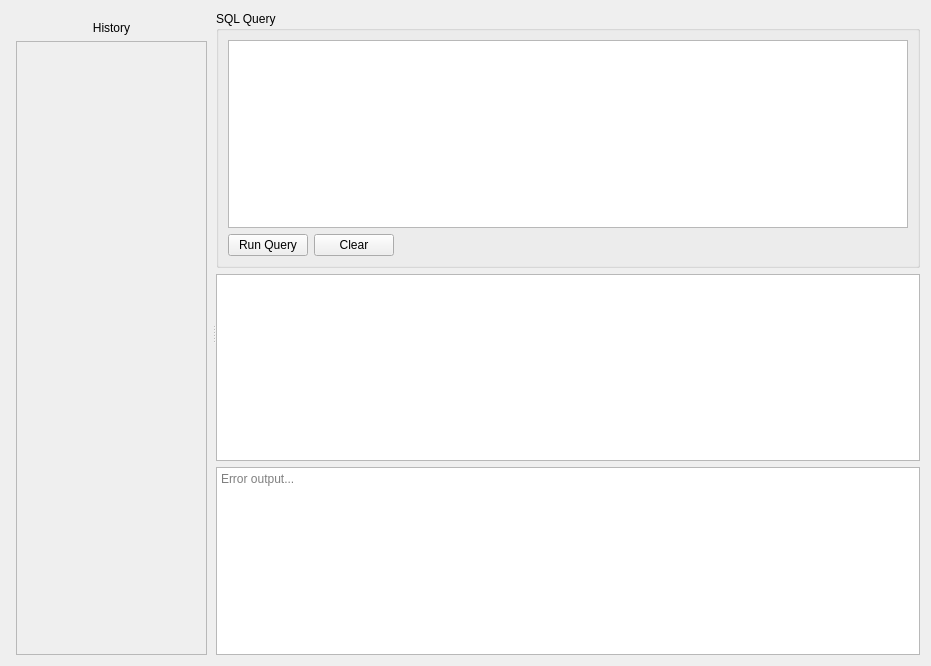
This is UI/Dialogs/sql_module.ui in Justin-Kuchmy/JustPay_App as Qt 5 draws it before an edit. The edited form follows.
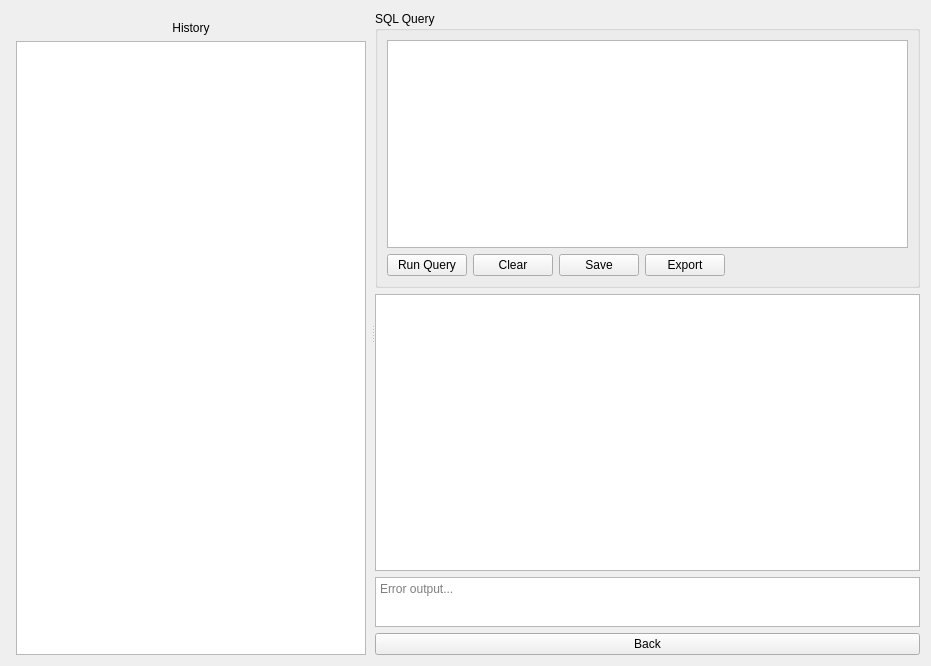
This is the edited form.

Diff of the .ui file:
```diff
--- a/UI/Dialogs/sql_module.ui
+++ b/UI/Dialogs/sql_module.ui
@@ -44,9 +44,12 @@
         </widget>
        </item>
        <item>
-        <widget class="QScrollArea" name="historyScrollArea">
-         <property name="widgetResizable">
-          <bool>true</bool>
+        <widget class="QListWidget" name="historyList">
+         <property name="sizePolicy">
+          <sizepolicy hsizetype="MinimumExpanding" vsizetype="MinimumExpanding">
+           <horstretch>0</horstretch>
+           <verstretch>0</verstretch>
+          </sizepolicy>
          </property>
          <widget class="QWidget" name="scrollAreaWidgetContents">
           <property name="geometry">
@@ -89,6 +92,20 @@
               </property>
              </widget>
             </item>
+            <item>
+             <widget class="QPushButton" name="btnSave">
+              <property name="text">
+               <string>Save</string>
+              </property>
+             </widget>
+            </item>
+            <item>
+             <widget class="QPushButton" name="btnExport">
+              <property name="text">
+               <string>Export</string>
+              </property>
+             </widget>
+            </item>
             <item>
              <spacer name="querySpacer">
               <property name="orientation">
@@ -112,6 +129,12 @@
        </item>
        <item>
         <widget class="QPlainTextEdit" name="textErrors">
+         <property name="maximumSize">
+          <size>
+           <width>16777215</width>
+           <height>50</height>
+          </size>
+         </property>
          <property name="readOnly">
           <bool>true</bool>
          </property>
@@ -120,6 +143,13 @@
          </property>
         </widget>
        </item>
+       <item>
+        <widget class="QPushButton" name="btnBack">
+         <property name="text">
+          <string>Back</string>
+         </property>
+        </widget>
+       </item>
       </layout>
      </widget>
     </widget>
```
Left out of the diff: 14 changed lines with no effect on the pictures.
